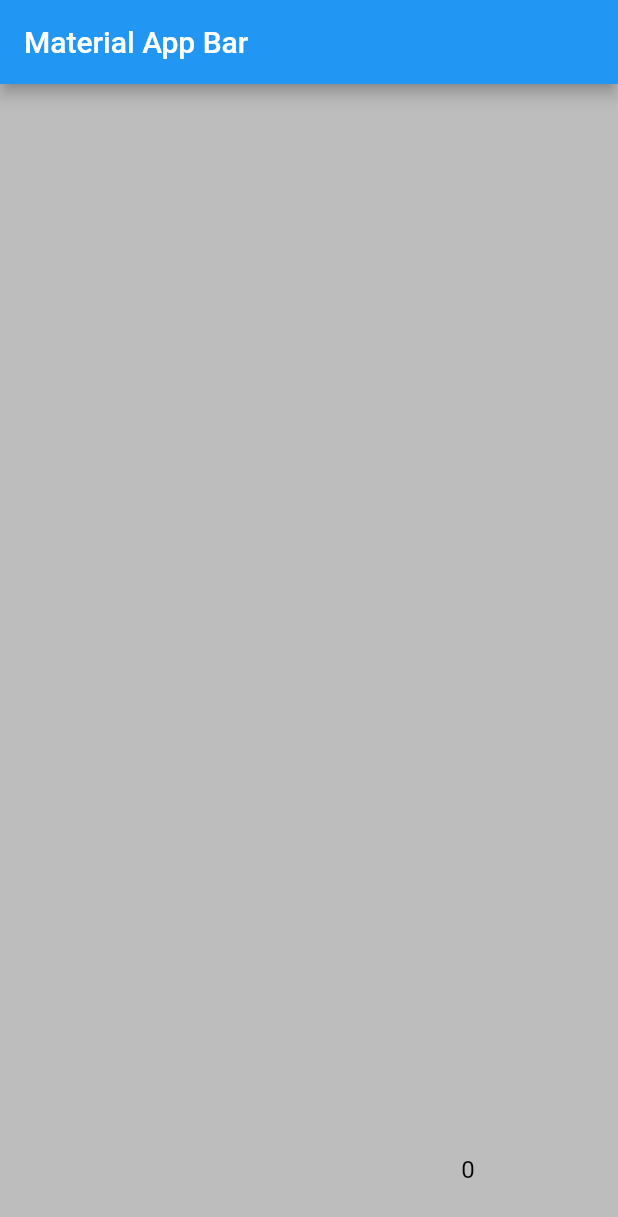
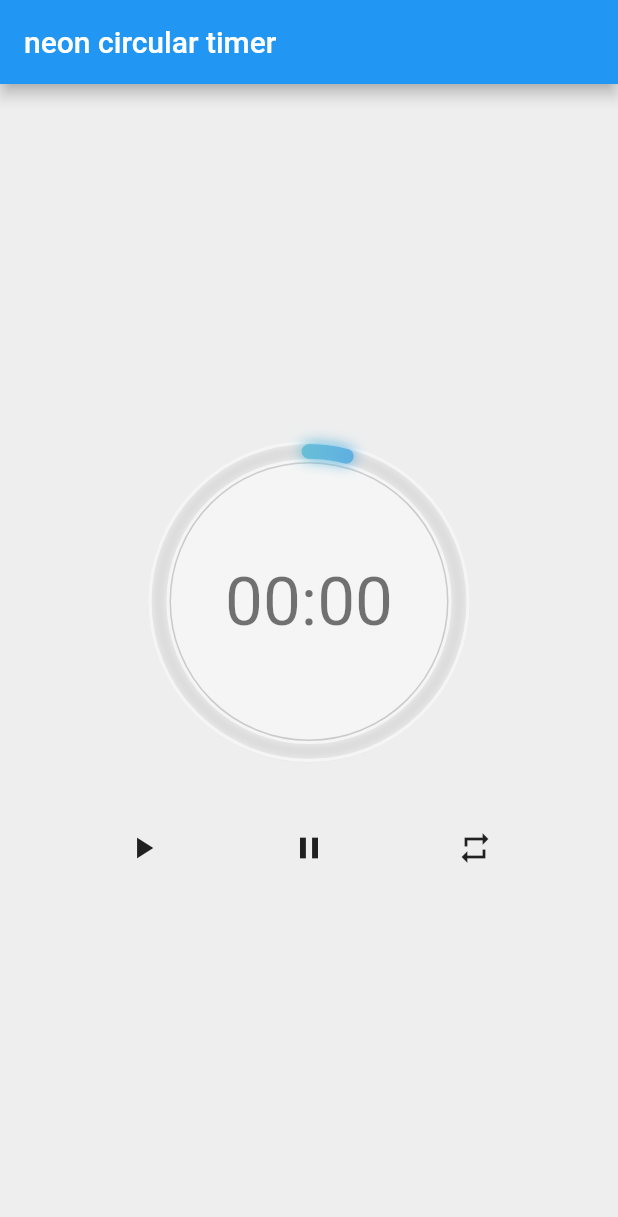
Before and after one commit to yassinedevop/neon_circular_timer, a Flutter app: the first screen one second after launch, on a phone screen of 412 x 824 dp. Shown: the top 1217 px of the screen. Run offline on Flutter 3.47's test engine with Material 2 defaults, Android fonts, the phone set to English and light mode, and no system bars.

```diff
--- a/example/lib/main.dart
+++ b/example/lib/main.dart
@@ -1,23 +1,37 @@
 import 'package:flutter/material.dart';
+
 import 'package:neon_circular_timer/neon_circular_timer.dart';
 
 void main() => runApp(MyApp());
 
 class MyApp extends StatelessWidget {
+  final CountDownController controller = new CountDownController();
   @override
   Widget build(BuildContext context) {
     return MaterialApp(
         title: 'Material App',
         home: Scaffold(
-          backgroundColor: Colors.grey.shade400,
+            backgroundColor: Colors.grey.shade200,
             appBar: AppBar(
-            title: Text('Material App Bar'),
+              title: Text('neon circular timer'),
             ),
-          body: Center(
-            child: NeonCircularTimer(
+            body: Padding(
+              padding: const EdgeInsets.only(top: 50),
+              child: Column(
+                mainAxisAlignment: MainAxisAlignment.center,
+                children: [
+                  NeonCircularTimer(
+                      onComplete: () {
+                        controller.restart();
+                      },
                       width: 200,
-                duration: 10,
+                      controller: controller,
+                      duration: 20,
                       strokeWidth: 10,
+                      textFormat: TextFormat.MM_SS,
+                      isTimerTextShown: true,
+                      neumorphicEffect: true,
+                      textStyle: Theme.of(context).textTheme.headline3,
                       outerStrokeColor: Colors.grey.shade100,
                       fillGradient: LinearGradient(colors: [
                         Colors.greenAccent.shade200,
@@ -29,8 +43,32 @@ class MyApp extends StatelessWidget {
                       ]),
                       strokeCap: StrokeCap.round,
                       fillColor: Colors.black12,
+                      backgroudColor: Colors.grey.shade100,
                       neonColor: Colors.blue.shade900),
+                  Padding(
+                    padding: const EdgeInsets.all(40),
+                    child: Row(
+                        mainAxisAlignment: MainAxisAlignment.spaceAround,
+                        children: [
+                          IconButton(
+                              icon: Icon(Icons.play_arrow),
+                              onPressed: () {
+                                controller.resume();
+                              }),
+                          IconButton(
+                              icon: Icon(Icons.pause),
+                              onPressed: () {
+                                controller.pause();
+                              }),
+                          IconButton(
+                              icon: Icon(Icons.repeat),
+                              onPressed: () {
+                                controller.restart();
+                              }),
+                        ]),
+                  )
+                ],
               ),
-        ));
+            )));
   }
 }
--- a/lib/neon_circular_painter.dart
+++ b/lib/neon_circular_painter.dart
@@ -14,8 +14,7 @@ class CustomTimerPainter extends CustomPainter {
       this.strokeCap,
       this.outerStrokeColor,
       this.outerStrokeGradient})
-      : assert((neumorphicEffect && backgroundColor != null) ||
-            !neumorphicEffect && backgroundColor == null),
+      : assert((neumorphicEffect && backgroundColor != null)),
         super(repaint: animation);
 
   final Animation<double>? animation;
--- a/lib/neon_circular_timer.dart
+++ b/lib/neon_circular_timer.dart
@@ -80,6 +80,7 @@ class NeonCircularTimer extends StatefulWidget {
       required this.fillColor,
       required this.neonColor,
       required this.outerStrokeColor,
+      required this.backgroudColor,
       this.fillGradient,
       this.neonGradient,
       this.outerStrokeGradient,
@@ -96,7 +97,6 @@ class NeonCircularTimer extends StatefulWidget {
       this.autoStart = true,
       this.textFormat,
       this.controller,
-      this.backgroudColor,
       this.neumorphicEffect = true})
       : super(key: key);
 
```
Also changed, not shown: 2 other files. Lines whose indentation alone changed are shown as unchanged.
